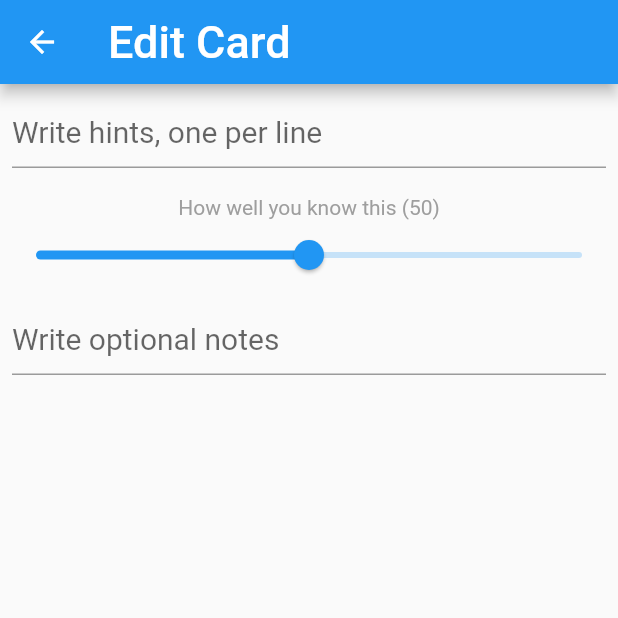
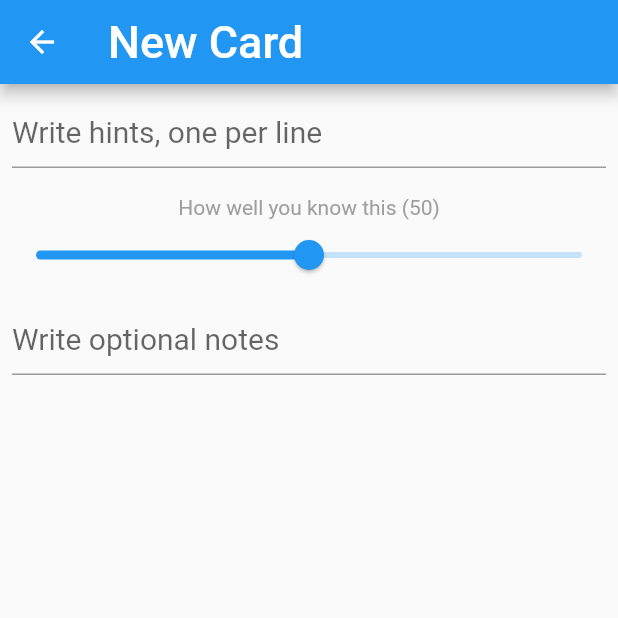
Before and after one commit to fmaylinch/hints-app, a Flutter app: the screen it shows after launch, after a tap on the "add" icon, on a phone screen of 412 x 824 dp, the top half of it. Run offline on Flutter 3.47's test engine with Material 2 defaults, Android fonts, the phone set to English and light mode, and no system bars; network calls fail.

Commit message:
Title when adding 'New Card'

```diff
--- a/lib/card_edit_screen.dart
+++ b/lib/card_edit_screen.dart
@@ -41,11 +41,13 @@ class _CardEditScreenState extends State<CardEditScreen> {
                 icon: Icon(Icons.delete), onPressed: () => _deleteCard())
           ];
 
+    var title = _newCard ? 'New Card' :  'Edit Card';
+
     return WillPopScope( // TODO: This disables swipe back https://github.com/flutter/flutter/issues/14203
       onWillPop: () async => _saveCardAndGoBack(),
       child: Scaffold(
         appBar: AppBar(
-            title: Text('Edit Card', style: TextStyle(fontSize: 30, color: Colors.white)),
+            title: Text(title, style: TextStyle(fontSize: 30, color: Colors.white)),
           actions: actions,
         ),
         body: Container(
```
